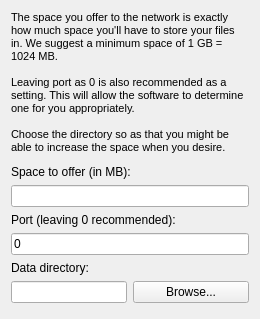
This is src/qt/ui/create_page_localvault_setup.ui in maidsafe-archive/MaidSafe-Encrypt as Qt 5 draws it before an edit. The edited form follows.
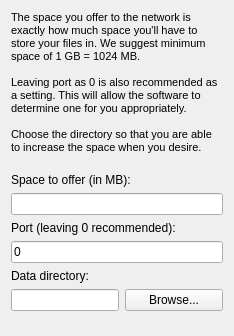
This is the edited form.

Diff of the .ui file:
```diff
--- a/src/qt/ui/create_page_localvault_setup.ui
+++ b/src/qt/ui/create_page_localvault_setup.ui
@@ -6,8 +6,8 @@
    <rect>
     <x>0</x>
     <y>0</y>
-    <width>260</width>
-    <height>319</height>
+    <width>234</width>
+    <height>336</height>
    </rect>
   </property>
   <property name="windowTitle">
@@ -25,11 +25,11 @@
       <bool>true</bool>
      </property>
      <property name="text">
-      <string>The space you offer to the network is exactly how much space you'll have to store your files in. We suggest a minimum space of 1 GB = 1024 MB.
+      <string>The space you offer to the network is exactly how much space you'll have to store your files in. We suggest minimum space of 1 GB = 1024 MB.
 
 Leaving port as 0 is also recommended as a setting. This will allow the software to determine one for you appropriately.
 
-Choose the directory so as that you might be able to increase the space when you desire.</string>
+Choose the directory so that you are able to increase the space when you desire.</string>
      </property>
      <property name="wordWrap">
       <bool>true</bool>
```
